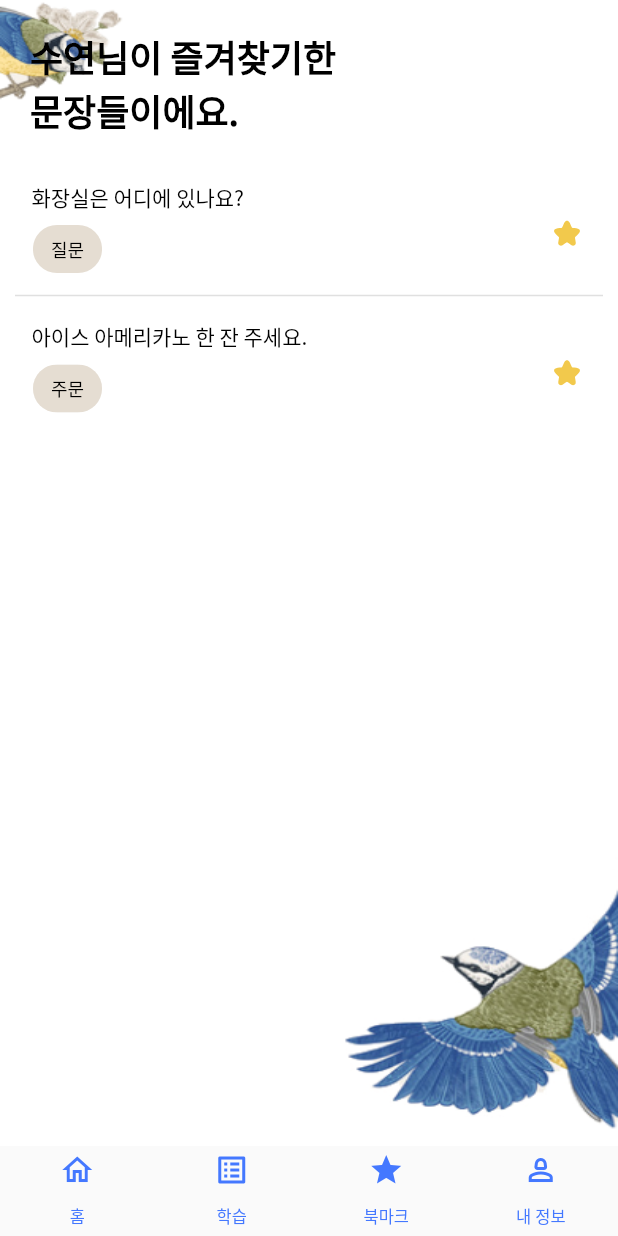
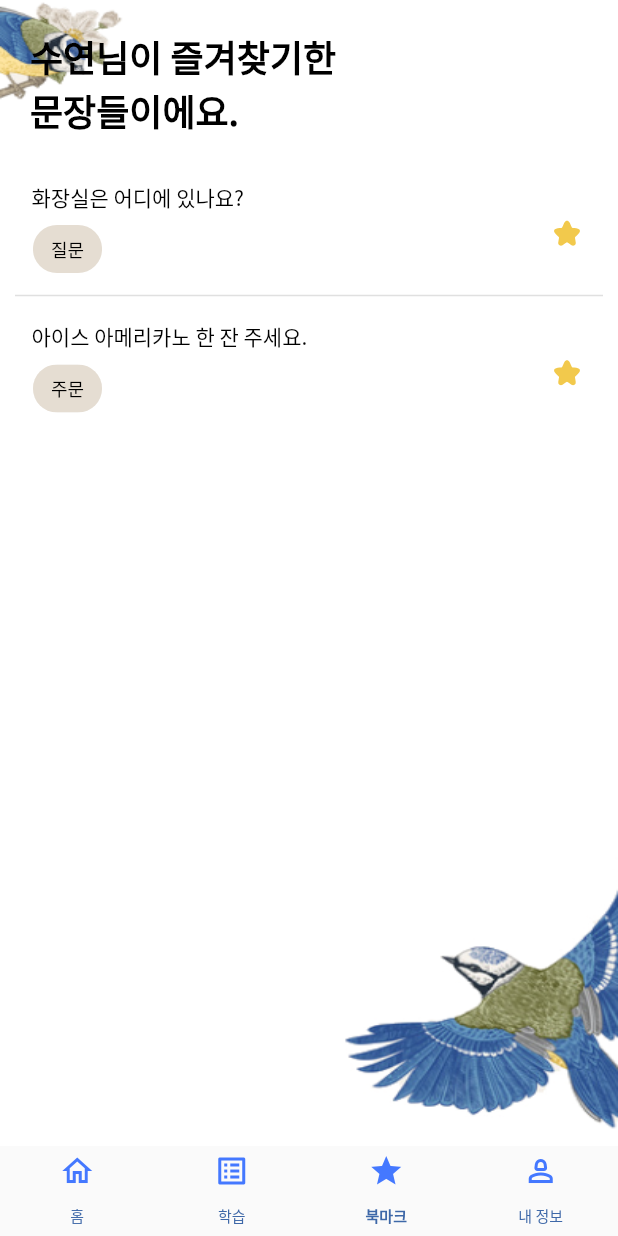
Before and after one commit to YeonJeans/Saera-Flutter, a Flutter app: the BottomNavigator screen opened directly, item 3 of the bottom bar chosen, on a phone screen of 412 x 824 dp. Run offline on Flutter 3.47's test engine with Material 2 defaults, Android fonts, the phone set to English and light mode, and no system bars; our stand-ins replace flutter_svg; project files that could hold a hidden picture were left out.

Commit message:
[Chore/#8] Apply font styles

```diff
--- a/lib/home/bookmark_home/presentation/bookmark_home_screen.dart
+++ b/lib/home/bookmark_home/presentation/bookmark_home_screen.dart
@@ -3,6 +3,7 @@ import 'package:flutter_svg/svg.dart';
 import 'package:saera/home/bookmark_home/presentation/widgets/bookmark_home_background_image.dart';
 import 'package:saera/home/bookmark_home/presentation/widgets/bookmark_list_tile.dart';
 import 'package:saera/style/color.dart';
+import 'package:saera/style/font.dart';
 
 class BookmarkPage extends StatefulWidget {
   const BookmarkPage({Key? key}) : super(key: key);
@@ -24,11 +25,7 @@ class _BookmarkPageState extends State<BookmarkPage> {
       padding: const EdgeInsets.only(top: 20, left: 10, right: 10),
       child: Text(
         "$userName님이 즐겨찾기한\n문장들이에요.",
-        style: const TextStyle(
-            color: Colors.black,
-            fontSize: 24,
-            fontFamily: "NotoSansKR",
-            fontWeight: FontWeight.bold),
+        style: TextStyles.xLargeTextStyle
       )
     );
 
--- a/lib/home/bookmark_home/presentation/widgets/bookmark_list_tile.dart
+++ b/lib/home/bookmark_home/presentation/widgets/bookmark_list_tile.dart
@@ -1,6 +1,7 @@
 import 'package:flutter/material.dart';
 import 'package:flutter_svg/svg.dart';
 import 'package:saera/style/color.dart';
+import 'package:saera/style/font.dart';
 
 class BookmarkListTile extends StatelessWidget {
   BookmarkListTile(this._data);
@@ -21,11 +22,7 @@ class BookmarkListTile extends StatelessWidget {
               children: [
                 Text(
                   _data.statement,
-                  style: const TextStyle(
-                      color: Colors.black,
-                      fontSize: 14,
-                      fontFamily: "NotoSansKR",
-                      fontWeight: FontWeight.normal),
+                  style: TextStyles.regular00TextStyle
                 ),
                 Row(
                   children: [
@@ -33,14 +30,9 @@ class BookmarkListTile extends StatelessWidget {
                       backgroundColor: ColorStyles.saeraBeige,
                       label: Text(
                         _data.tag,
-                        style: const TextStyle(
-                            color: Colors.black,
-                            fontSize: 12,
-                            fontFamily: "NotoSansKR",
-                            fontWeight: FontWeight.normal
+                        style: TextStyles.small00TextStyle
                         ),
                       ),
-                    ),
                   ],
                 )
               ],
--- a/lib/home/presentation/home_screen.dart
+++ b/lib/home/presentation/home_screen.dart
@@ -42,7 +42,7 @@ class _HomePageState extends State<HomePage> {
                 children: [
                   Text(
                     label,
-                    style: TextStyle(color: Colors.black, fontSize: 14, fontFamily: "NotoSansKR", fontWeight: FontWeight.normal),
+                    style: TextStyles.regular00TextStyle
                   ),
                   Row(
                     children: const [
@@ -76,7 +76,7 @@ class _HomePageState extends State<HomePage> {
                 decoration: InputDecoration(
                   prefixIcon: SvgPicture.asset('assets/icons/search.svg', fit: BoxFit.scaleDown),
                   hintText: '어떤 문장을 학습할까요?',
-                  hintStyle: const TextStyle(color: ColorStyles.searchTextGray, fontSize: 16, fontFamily: "NotoSansKR", fontWeight: FontWeight.normal),
+                  hintStyle: TextStyles.mediumAATextStyle,
                   enabledBorder: const OutlineInputBorder(
                       borderRadius: BorderRadius.all(Radius.circular(99.0)),
                       borderSide: BorderSide(color: ColorStyles.searchFillGray)
@@ -107,7 +107,7 @@ class _HomePageState extends State<HomePage> {
           const Text(
             '최근 학습한 문장이 없습니다.\n하단에서 학습 버튼을 눌러 억양 학습을 시작하세요.',
             textAlign: TextAlign.center,
-            style: TextStyle(color: ColorStyles.recentInfoGray, fontSize: 14, fontFamily: "NotoSansKR", fontWeight: FontWeight.normal),
+            style: TextStyles.regular82TextStyle,
           ),
         ],
       ),
@@ -115,7 +115,7 @@ class _HomePageState extends State<HomePage> {
 
     Widget nearPlaceSection = const Text(
       '@@님 근처에 이 있네요.\n에서 사용할 수 있는 문장을\n빠르게 학습해 보세요.',
-      style: TextStyle(color: ColorStyles.textBlack, fontFamily: "NotoSansKR", fontSize: 20, fontWeight: FontWeight.bold)
+      style: TextStyles.large33TextStyle
     );
 
     Container _recommendStatementButton(Color color, String label) {
@@ -138,7 +138,7 @@ class _HomePageState extends State<HomePage> {
                 children: [
                   Text(
                     label,
-                    style: const TextStyle(color: Colors.black, fontSize: 16, fontFamily: "NotoSansKR", fontWeight: FontWeight.normal),
+                    style: TextStyles.medium00TextStyle
                   ),
                   SvgPicture.asset('assets/icons/enter.svg')
                 ],
--- a/lib/tabbar.dart
+++ b/lib/tabbar.dart
@@ -4,6 +4,7 @@ import 'package:saera/home/bookmark_home/presentation/bookmark_home_screen.dart'
 import 'package:saera/home/presentation/home_screen.dart';
 import 'package:saera/learn/presentation/learn_screen.dart';
 import 'package:saera/mypage/presentation/mypage_screen.dart';
+import 'package:saera/style/font.dart';
 
 class TabBarMainPage extends StatelessWidget {
   @override
@@ -70,28 +71,28 @@ class _BottomNavigatorState extends State<BottomNavigator> with SingleTickerProv
                 icon: _seletedIndex == 0 ? Icon(Icons.home, color: Color(0xff4478FF)) : Icon(Icons.home_outlined, color: Color(0xff4478FF)),
                 child: Text(
                   '홈',
-                  style: TextStyle(color: Color(0xff4478FF), fontSize: 11),
+                  style: _seletedIndex == 0? TextStyles.tabBarBoldTextStyle : TextStyles.tabBarRegularTextStyle,
                 ),
               ),
               Tab(
                 icon: _seletedIndex == 1 ? Icon(Icons.list_alt, color: Color(0xff4478FF)) : Icon(Icons.list_alt_outlined, color: Color(0xff4478FF)),
                 child: Text(
                   '학습',
-                  style: TextStyle(color: Color(0xff4478FF), fontSize: 11),
+                  style: _seletedIndex == 1? TextStyles.tabBarBoldTextStyle : TextStyles.tabBarRegularTextStyle,
                 ),
               ),
               Tab(
                 icon: _seletedIndex == 2? Icon(Icons.star, color: Color(0xff4478FF)) : Icon(Icons.star_border, color: Color(0xff4478FF)),
                 child: Text(
                   '북마크',
-                  style: TextStyle(color: Color(0xff4478FF), fontSize: 11),
+                  style: _seletedIndex == 2? TextStyles.tabBarBoldTextStyle : TextStyles.tabBarRegularTextStyle,
                 ),
               ),
               Tab(
                 icon: _seletedIndex == 3? Icon(Icons.person, color: Color(0xff4478FF),) : Icon(Icons.person_2_outlined, color: Color(0xff4478FF)),
                 child: Text(
                   '내 정보',
-                  style: TextStyle(color: Color(0xff4478FF), fontSize: 11),
+                  style: _seletedIndex == 3? TextStyles.tabBarBoldTextStyle : TextStyles.tabBarRegularTextStyle,
                 ),
               ),
             ],
```
